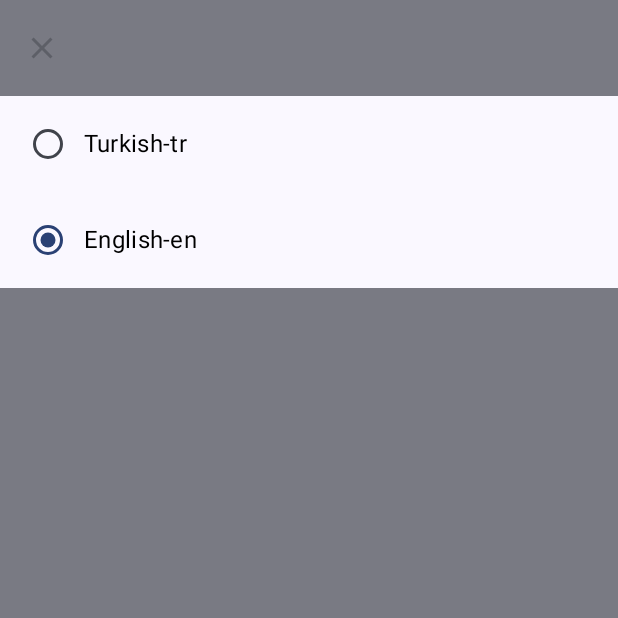
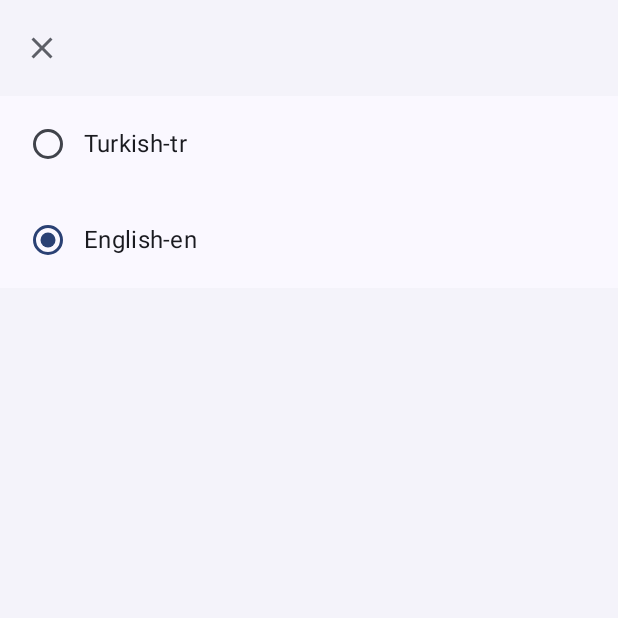
Before and after one commit to umutsaydam/ZenFocus, an Android app built with Jetpack Compose: the AppLanguage screen opened through its navigation route, on a phone screen of 412 x 824 dp, the top half of it. Run offline under Robolectric (Android 15) with nearby library versions, the phone set to English and light mode, and no system bars; our stand-ins replace Dagger/Hilt's generated code, Room's generated code.

Commit message:
Edit: user ui bg was chaged

```diff
--- a/app/src/main/java/com/umutsaydam/zenfocus/presentation/appLanguage/AppLanguageScreen.kt
+++ b/app/src/main/java/com/umutsaydam/zenfocus/presentation/appLanguage/AppLanguageScreen.kt
@@ -34,7 +34,7 @@ fun AppLanguageScreen(
 
     Scaffold(
         modifier = modifier,
-        containerColor = MaterialTheme.colorScheme.outlineVariant,
+        containerColor = MaterialTheme.colorScheme.surfaceContainerLow,
         topBar = {
             IconWithTopAppBar(
                 navigationIcon = {
@@ -50,7 +50,7 @@ fun AppLanguageScreen(
                         )
                     }
                 },
-                containerColor = MaterialTheme.colorScheme.outlineVariant
+                containerColor = MaterialTheme.colorScheme.surfaceContainerLow
             )
         }
     ) { paddingValues ->
--- a/app/src/main/java/com/umutsaydam/zenfocus/presentation/appearance/AppearanceScreen.kt
+++ b/app/src/main/java/com/umutsaydam/zenfocus/presentation/appearance/AppearanceScreen.kt
@@ -55,7 +55,7 @@ fun AppearanceScreen(
 
     Scaffold(
         modifier = modifier,
-        containerColor = MaterialTheme.colorScheme.outlineVariant,
+        containerColor = MaterialTheme.colorScheme.surfaceContainerLow,
         topBar = {
             IconWithTopAppBar(
                 navigationIcon = {
--- a/app/src/main/java/com/umutsaydam/zenfocus/presentation/auth/AuthScreen.kt
+++ b/app/src/main/java/com/umutsaydam/zenfocus/presentation/auth/AuthScreen.kt
@@ -77,7 +77,7 @@ fun AuthScreen(
                         )
                     }
                 },
-                containerColor = MaterialTheme.colorScheme.outlineVariant
+                containerColor = MaterialTheme.colorScheme.surfaceContainerLow
             )
         }
     ) { paddingValues ->
@@ -85,7 +85,7 @@ fun AuthScreen(
         Column(
             modifier = Modifier
                 .fillMaxSize()
-                .background(MaterialTheme.colorScheme.outlineVariant)
+                .background(MaterialTheme.colorScheme.surfaceContainerLow)
                 .padding(
                     vertical = verticalPadding,
                     horizontal = PADDING_MEDIUM2
--- a/app/src/main/java/com/umutsaydam/zenfocus/presentation/policy/PolicyScreen.kt
+++ b/app/src/main/java/com/umutsaydam/zenfocus/presentation/policy/PolicyScreen.kt
@@ -31,6 +31,7 @@ fun PolicyScreen(
 ) {
     val scrollState = rememberScrollState()
     Scaffold(
+        contentColor = MaterialTheme.colorScheme.surfaceContainerLow,
         topBar = {
             IconWithTopAppBar(
                 navigationIcon = {
--- a/app/src/main/java/com/umutsaydam/zenfocus/presentation/settings/SettingsScreen.kt
+++ b/app/src/main/java/com/umutsaydam/zenfocus/presentation/settings/SettingsScreen.kt
@@ -40,7 +40,7 @@ fun SettingsScreen(
 
     Scaffold(
         modifier = modifier,
-        containerColor = MaterialTheme.colorScheme.outlineVariant,
+        containerColor = MaterialTheme.colorScheme.surfaceContainerLow,
         topBar = {
             IconWithTopAppBar(
                 title = {
```
